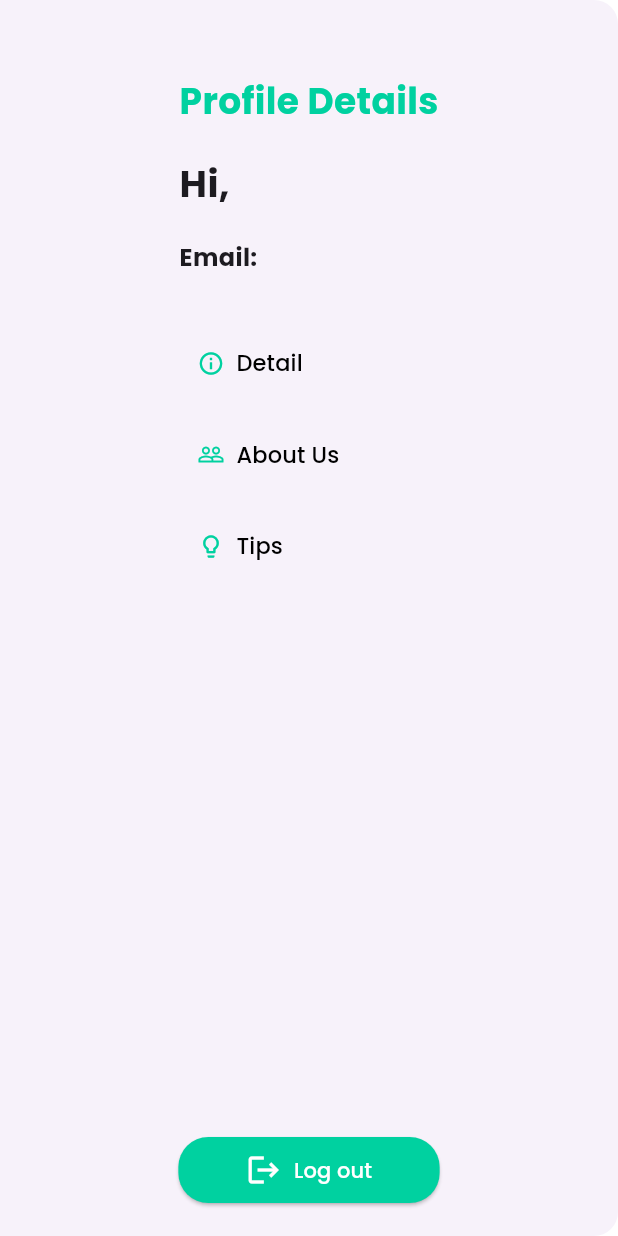
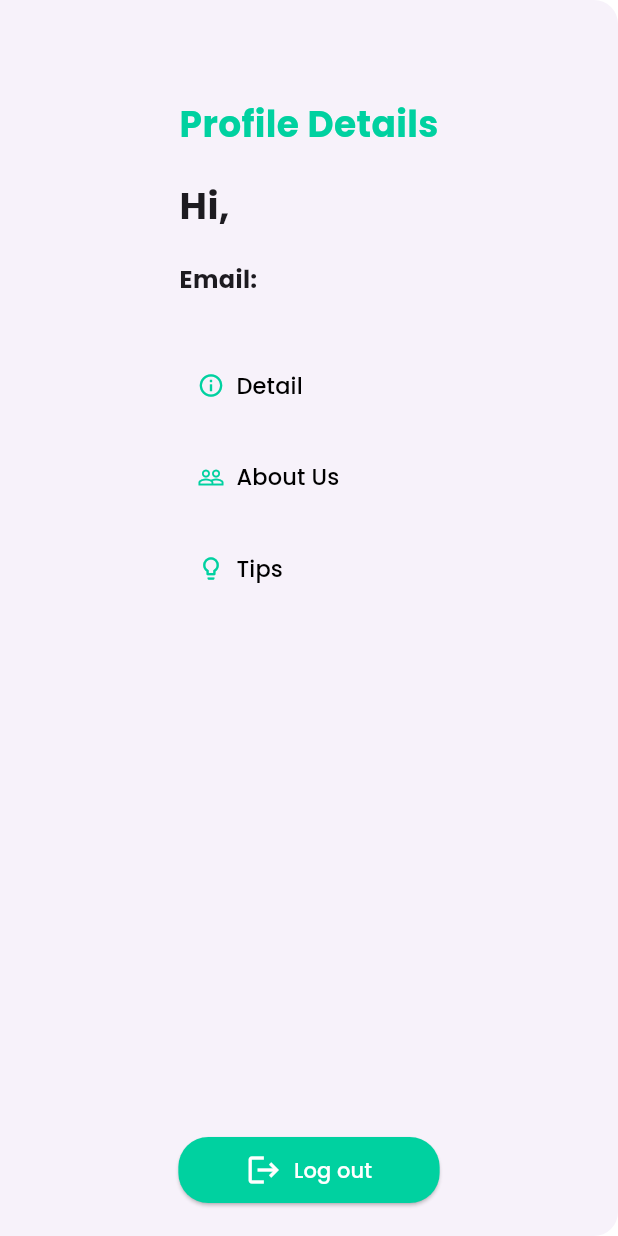
Before and after one commit to shaharyar4t4/NutriScan, a Flutter app: the ProfileScreen screen opened by its route, after a tap on "Log out", on a phone screen of 412 x 824 dp. Run offline on Flutter 3.47's test engine with Material 3 defaults, Android fonts, the phone set to English and light mode, and no system bars; our stand-ins replace cloud_firestore, connectivity_plus, firebase_auth, firebase_core, get, google_fonts and 1 more; missing offline and left inert: barcode_scan2, openfoodfacts; accounts and stored records are empty.

Commit message:
make a proper Ui and controller and connect each other only Profile screen

```diff
--- a/lib/feacture/profile/controller/profile_controller.dart
+++ b/lib/feacture/profile/controller/profile_controller.dart
@@ -0,0 +1,13 @@
+import 'package:nutriscan/feacture/auth/services/auth_services.dart';
+
+class ProfileController {
+  final AuthServices _authServices = AuthServices();
+
+  Future<Map<String, String>> getUserData() {
+    return _authServices.getUserData();
+  }
+
+  Future<void> logout() {
+    return _authServices.logout();
+  }
+}
--- a/lib/feacture/profile/view/view_profilescreen.dart
+++ b/lib/feacture/profile/view/view_profilescreen.dart
@@ -1,19 +1,19 @@
 import 'package:flutter/material.dart';
 import 'package:nutriscan/core/constants/app_colors.dart';
-import 'package:nutriscan/feacture/auth/services/auth_services.dart';
+import 'package:nutriscan/feacture/profile/controller/profile_controller.dart';
 
 class ProfileScreen extends StatelessWidget {
   const ProfileScreen({super.key});
 
   @override
   Widget build(BuildContext context) {
-    final AuthServices _authServices = AuthServices();
+    final ProfileController controller = ProfileController();
 
     return Drawer(
       child: Padding(
         padding: const EdgeInsets.all(20.0),
         child: FutureBuilder<Map<String, String>>(
-          future: _authServices.getUserData(),
+          future: controller.getUserData(),
           builder: (context, snapshot) {
             if (snapshot.connectionState == ConnectionState.waiting) {
               return const Center(child: CircularProgressIndicator());
@@ -27,51 +27,56 @@ class ProfileScreen extends StatelessWidget {
                   Column(
                     crossAxisAlignment: CrossAxisAlignment.start,
                     children: [
-                      const SizedBox(height: 30),
+                      const SizedBox(height: 45),
                       Text(
                         'Profile Details',
                         style: TextStyle(
-                            fontSize: 24,
-                            fontWeight: FontWeight.bold,
-                            color: bg_up),
+                          fontSize: 24,
+                          fontWeight: FontWeight.bold,
+                          color: bg_up,
+                        ),
                       ),
                       const SizedBox(height: 20),
-                      Text("Hi, ${userData['name']}",
-                          style: TextStyle(
-                            fontSize: 25,
-                            fontWeight: FontWeight.bold,
-                          )),
+                      Text(
+                        "Hi, ${userData['name']}",
+                        style: const TextStyle(
+                          fontSize: 25,
+                          fontWeight: FontWeight.bold,
+                        ),
+                      ),
                       const SizedBox(height: 20),
-                      Text("Email: ${userData['email']}",
-                          style: TextStyle(
-                              fontSize: 16, fontWeight: FontWeight.bold)),
+                      Text(
+                        "Email: ${userData['email']}",
+                        style: const TextStyle(
+                          fontSize: 16,
+                          fontWeight: FontWeight.bold,
+                        ),
+                      ),
                       const SizedBox(height: 35),
+
+                      // Detail Button
                       TextButton.icon(
                         onPressed: () {
                           // Navigator.of(context).pushNamed('/detail');
                         },
-                        icon: const Icon(
-                          Icons.info_outline,
-                          color: bg_up,
-                        ),
+                        icon: const Icon(Icons.info_outline, color: bg_up),
                         label: const Text(
                           'Detail',
                           style: TextStyle(fontSize: 15),
                         ),
                         style: TextButton.styleFrom(
-                          foregroundColor: Colors.black, // text + icon color
+                          foregroundColor: Colors.black,
                         ),
                       ),
                       const SizedBox(height: 13),
+
+                      // About Us Button
                       TextButton.icon(
                         onPressed: () {
                           // Navigator.of(context).pushNamed('/about');
                         },
-                        icon: const Icon(
-                          Icons.people_outline,
-                          color: bg_up,
-                          size: 18,
-                        ),
+                        icon: const Icon(Icons.people_outline,
+                            color: bg_up, size: 18),
                         label: const Text(
                           'About Us',
                           style: TextStyle(fontSize: 15),
@@ -81,6 +86,8 @@ class ProfileScreen extends StatelessWidget {
                         ),
                       ),
                       const SizedBox(height: 13),
+
+                      // Tips Button
                       TextButton.icon(
                         onPressed: () {
                           // Navigator.of(context).pushNamed('/tips');
@@ -96,21 +103,25 @@ class ProfileScreen extends StatelessWidget {
                       ),
                     ],
                   ),
+
+                  // Logout Button
                   Row(
                     mainAxisAlignment: MainAxisAlignment.center,
                     children: [
                       ElevatedButton.icon(
                         onPressed: () async {
-                          await _authServices.logout();
+                          await controller.logout();
                           Navigator.of(context).pushReplacementNamed('/login');
                         },
-                        icon: const Icon(Icons.logout, size: 24), // Icon
-                        label: const Text("Log out"), // Text
+                        icon: const Icon(Icons.logout, size: 24),
+                        label: const Text("Log out"),
                         style: ElevatedButton.styleFrom(
-                          foregroundColor: Colors.white, // text/icon color
-                          backgroundColor: bg_up, // your bg color variable
+                          foregroundColor: Colors.white,
+                          backgroundColor: bg_up,
                           padding: const EdgeInsets.symmetric(
-                              horizontal: 45, vertical: 10),
+                            horizontal: 45,
+                            vertical: 10,
+                          ),
                           shape: RoundedRectangleBorder(
                             borderRadius: BorderRadius.circular(20),
                           ),
```
